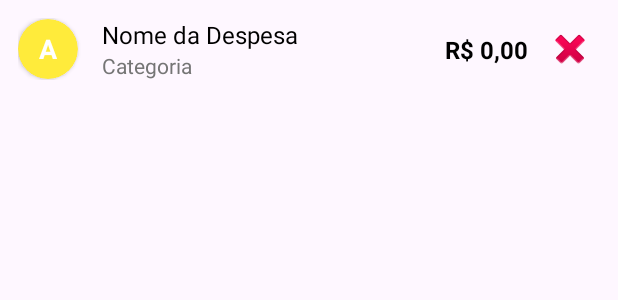
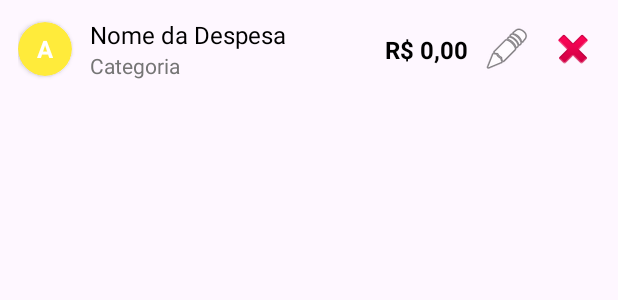
Before and after one commit to BrenoAAntonio/Calculadora-de-gastos-diarios, an Android app: the layout item_despesa.xml on its own in the app's theme, with its tools: preview values and no code run, on a phone screen of 412 x 824 dp. Shown: the top 300 px of the screen. Run offline under Robolectric (Android 15) with nearby library versions, the phone set to English and light mode, and no system bars.

Commit message:
Ediçao de despesa funcionando 100%

```diff
--- a/app/src/main/AndroidManifest.xml
+++ b/app/src/main/AndroidManifest.xml
@@ -28,6 +28,8 @@
         <activity android:name=".view.activities.ListaDespesasActivity" android:exported="true" />
 
         <activity android:name=".view.activities.CalculadoraActivity" android:exported="true" />
+
+        <activity android:name=".view.activities.EditarDespesaActivity" />
     </application>
 
 </manifest>
--- a/app/src/main/java/calculadoraGastos/Acme/model/DespesaDao.kt
+++ b/app/src/main/java/calculadoraGastos/Acme/model/DespesaDao.kt
@@ -10,6 +10,12 @@ interface DespesaDao {
     @Query("SELECT * FROM despesas ORDER BY id DESC")
     fun buscarTodasDespesas(): List<Despesa>
 
+    @Query("SELECT * FROM despesas WHERE id = :id")
+    fun buscarDespesaPorId(id: Int): Despesa?
+
+    @Update
+    fun atualizarDespesa(despesa: Despesa)
+
     @Delete
     fun deletarDespesa(despesa: Despesa)
 
--- a/app/src/main/java/calculadoraGastos/Acme/view/activities/MainActivity.kt
+++ b/app/src/main/java/calculadoraGastos/Acme/view/activities/MainActivity.kt
@@ -56,7 +56,9 @@ class MainActivity : AppCompatActivity() {
             emptyList(),
             onDespesaClick = {},
             onDespesaDelete = {},
-            mostrarBotaoExcluir = false
+            onDespesaEdit = {},
+            mostrarBotaoExcluir = false,
+            mostrarBotaoEditar = false
         )
         recyclerView.adapter = adapter
     }
--- a/app/src/main/res/layout/item_despesa.xml
+++ b/app/src/main/res/layout/item_despesa.xml
@@ -9,9 +9,9 @@
 
     <androidx.cardview.widget.CardView
         android:id="@+id/cardIcone"
-        android:layout_width="40dp"
-        android:layout_height="40dp"
-        app:cardCornerRadius="20dp"
+        android:layout_width="36dp"
+        android:layout_height="36dp"
+        app:cardCornerRadius="18dp"
         app:cardBackgroundColor="#FFEB3B"
         app:layout_constraintStart_toStartOf="parent"
         app:layout_constraintTop_toTopOf="parent"
@@ -24,7 +24,7 @@
             android:layout_gravity="center"
             android:text="A"
             android:textColor="#FFFFFF"
-            android:textSize="18sp"
+            android:textSize="16sp"
             android:textStyle="bold" />
     </androidx.cardview.widget.CardView>
 
@@ -32,43 +32,57 @@
         android:id="@+id/txtNome"
         android:layout_width="0dp"
         android:layout_height="wrap_content"
-        android:layout_marginStart="16dp"
+        android:layout_marginStart="12dp"
         android:text="Nome da Despesa"
         android:textColor="@color/black"
         android:textSize="16sp"
         app:layout_constraintStart_toEndOf="@id/cardIcone"
         app:layout_constraintTop_toTopOf="parent"
-        app:layout_constraintEnd_toStartOf="@id/txtValor" />
+        app:layout_constraintEnd_toStartOf="@+id/txtValor"
+        android:layout_marginEnd="8dp"/>
 
     <TextView
         android:id="@+id/txtCategoria"
         android:layout_width="0dp"
         android:layout_height="wrap_content"
-        android:layout_marginStart="16dp"
+        android:layout_marginStart="12dp"
         android:text="Categoria"
         android:textColor="#757575"
         android:textSize="14sp"
         app:layout_constraintStart_toEndOf="@id/cardIcone"
         app:layout_constraintTop_toBottomOf="@id/txtNome"
-        app:layout_constraintEnd_toStartOf="@id/txtValor" />
+        app:layout_constraintEnd_toStartOf="@+id/txtValor"
+        android:layout_marginEnd="8dp"/>
 
     <TextView
         android:id="@+id/txtValor"
         android:layout_width="wrap_content"
         android:layout_height="wrap_content"
-        android:layout_marginEnd="8dp"
         android:text="R$ 0,00"
         android:textColor="@color/black"
         android:textSize="16sp"
         android:textStyle="bold"
-        app:layout_constraintEnd_toStartOf="@id/btnRemover"
+        app:layout_constraintEnd_toStartOf="@+id/btnEditar"
         app:layout_constraintTop_toTopOf="parent"
-        app:layout_constraintBottom_toBottomOf="parent" />
+        app:layout_constraintBottom_toBottomOf="parent"
+        android:layout_marginEnd="8dp"/>
+
+    <ImageButton
+        android:id="@+id/btnEditar"
+        android:layout_width="36dp"
+        android:layout_height="36dp"
+        android:src="@android:drawable/ic_menu_edit"
+        android:background="?attr/selectableItemBackgroundBorderless"
+        android:contentDescription="Editar despesa"
+        app:layout_constraintEnd_toStartOf="@+id/btnRemover"
+        app:layout_constraintTop_toTopOf="parent"
+        app:layout_constraintBottom_toBottomOf="parent"
+        android:layout_marginEnd="8dp"/>
 
     <ImageButton
         android:id="@+id/btnRemover"
-        android:layout_width="40dp"
-        android:layout_height="40dp"
+        android:layout_width="36dp"
+        android:layout_height="36dp"
         android:src="@android:drawable/ic_delete"
         android:background="?attr/selectableItemBackgroundBorderless"
         android:contentDescription="Remover despesa"
```
Also changed, not shown: app/src/main/java/calculadoraGastos/Acme/controller/ListaDespesasController.kt (+19 -0 lines), app/src/main/java/calculadoraGastos/Acme/view/activities/EditarDespesaActivity.kt (added, +99 -0 lines), app/src/main/java/calculadoraGastos/Acme/view/activities/ListaDespesasActivity.kt (+18 -1 lines), app/src/main/java/calculadoraGastos/Acme/view/adapters/DespesaAdapter.kt (+28 -9 lines), app/src/main/res/layout/activity_editar_despesa.xml (added, +129 -0 lines).
